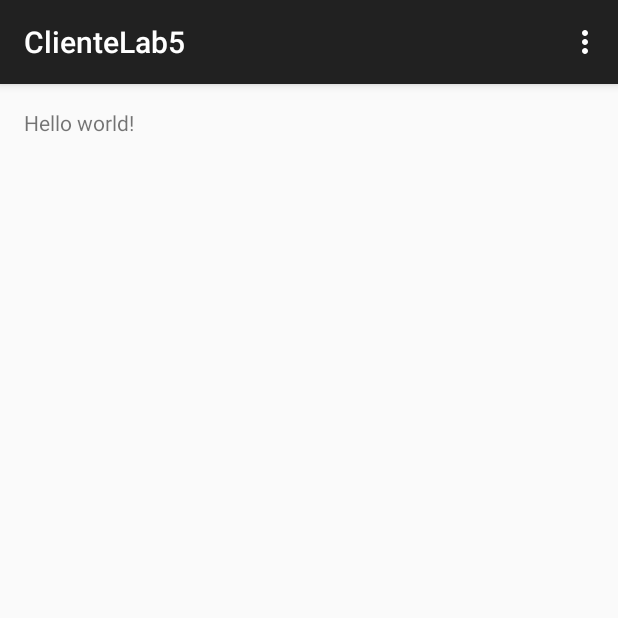
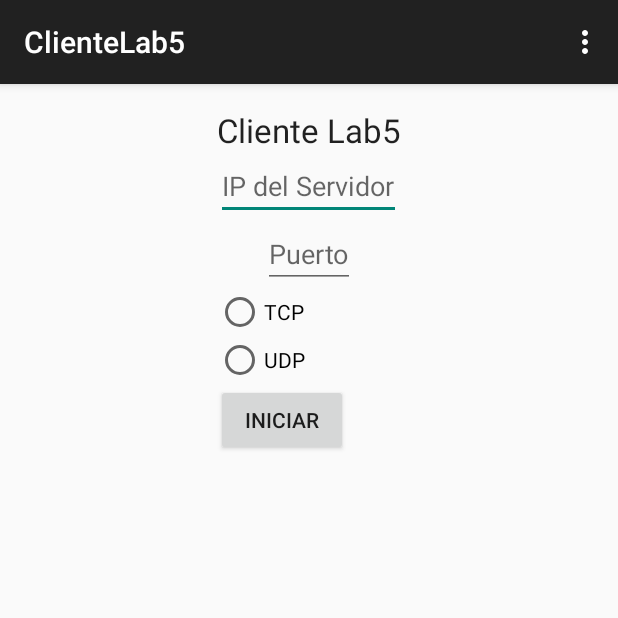
Before and after one commit to henryfvargas22/Laboratorio-5, an Android app: the screen it shows after launch (MainActivity), on a phone screen of 412 x 824 dp, the top half of it. Run offline under Robolectric (Android 15) with nearby library versions, the phone set to English and light mode, and no system bars.

Commit message:
Trabaje Uriel

```diff
--- a/ClienteLab5/app/src/main/res/layout/fragment_main.xml
+++ b/ClienteLab5/app/src/main/res/layout/fragment_main.xml
@@ -5,7 +5,53 @@
     android:paddingTop="@dimen/activity_vertical_margin"
     android:paddingBottom="@dimen/activity_vertical_margin" tools:context=".MainActivityFragment">
 
-    <TextView android:text="@string/hello_world" android:layout_width="wrap_content"
-        android:layout_height="wrap_content" />
+    <TextView
+        android:layout_width="wrap_content"
+        android:layout_height="wrap_content"
+        android:textAppearance="?android:attr/textAppearanceLarge"
+        android:text="Cliente Lab5"
+        android:id="@+id/textView"
+        android:layout_alignParentTop="true"
+        android:layout_centerHorizontal="true" />
 
+    <RadioButton
+        android:layout_width="wrap_content"
+        android:layout_height="wrap_content"
+        android:text="TCP"
+        android:id="@+id/radioButton"
+        android:layout_below="@+id/editText2"
+        android:layout_alignLeft="@+id/radioButton2"
+        android:layout_alignStart="@+id/radioButton2" />
+
+    <RadioButton
+        android:layout_width="wrap_content"
+        android:layout_height="wrap_content"
+        android:text="UDP"
+        android:id="@+id/radioButton2"
+        android:layout_below="@+id/radioButton"
+        android:layout_alignLeft="@+id/editText" />
+
+    <Button
+        android:layout_width="wrap_content"
+        android:layout_height="wrap_content"
+        android:text="Iniciar"
+        android:id="@+id/button"
+        android:layout_below="@+id/radioButton2"
+        android:layout_alignLeft="@+id/editText" />
+
+    <EditText
+        android:layout_width="wrap_content"
+        android:layout_height="wrap_content"
+        android:id="@+id/editText"
+        android:layout_below="@+id/textView"
+        android:layout_centerHorizontal="true"
+        android:hint="IP del Servidor" />
+
+    <EditText
+        android:layout_width="wrap_content"
+        android:layout_height="wrap_content"
+        android:id="@+id/editText2"
+        android:hint="Puerto"
+        android:layout_below="@+id/editText"
+        android:layout_centerHorizontal="true" />
 </RelativeLayout>
```
Also changed, not shown: ClienteLab5/app/src/main/java/co/edu/uniandes/clientelab5/MainActivity.java (+56 -0 lines).
